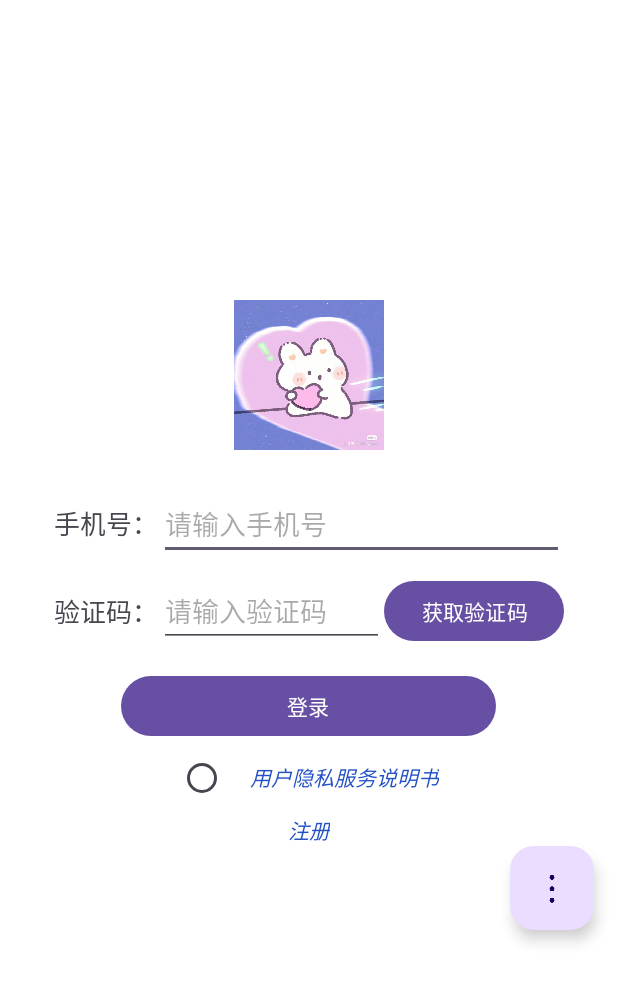
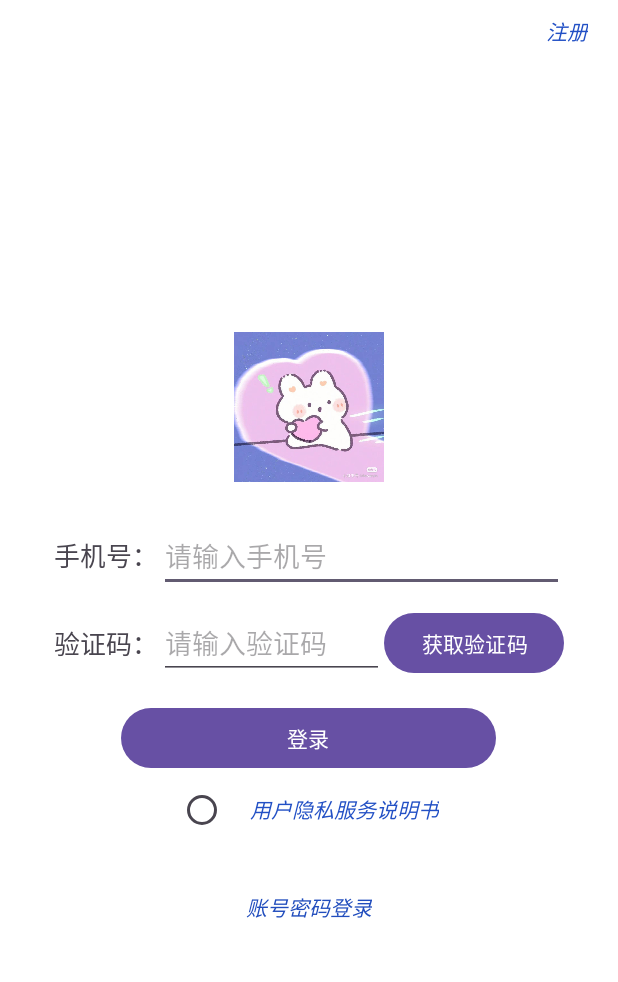
Before and after one commit to Misshanye/BegoniaAPP, an Android app built with Jetpack Compose: the screen it shows after launch (MainActivity), on a phone screen of 412 x 824 dp. Shown: the top 982 px of the screen. Run offline under Robolectric (Android 15) with nearby library versions, the phone set to English and light mode, and no system bars.

Commit message:
多方式登陆跳转链接完毕。 注意：新建Activity必须在AndroidManifest.xml补充它的theme

```diff
--- a/BegoniaAPP/app/src/main/AndroidManifest.xml
+++ b/BegoniaAPP/app/src/main/AndroidManifest.xml
@@ -12,7 +12,8 @@
         android:supportsRtl="true"
         tools:targetApi="31">
         <activity
-            android:name=".otherSingUpActivity"
+            android:name=".otherSignUpActivity"
+            android:theme="@style/Theme.ZKYapp"
             android:exported="false" />
         <activity
             android:name=".EventOrderActivity"
--- a/BegoniaAPP/app/src/main/java/com/example/zkyapp/MainActivity.java
+++ b/BegoniaAPP/app/src/main/java/com/example/zkyapp/MainActivity.java
@@ -4,6 +4,8 @@ import androidx.annotation.NonNull;
 import androidx.appcompat.app.AppCompatActivity;
 import androidx.compose.material3.SnackbarKt;
 
+import android.animation.Animator;
+import android.animation.AnimatorListenerAdapter;
 import android.content.Intent;
 import android.os.Bundle;
 import android.widget.Button;
@@ -15,7 +17,7 @@ import android.widget.TextView;
 import android.widget.Toast;
 import android.util.Log;
 
-import com.example.zkyapp.databinding.ActivityEventOrderBinding;
+import com.google.android.material.floatingactionbutton.ExtendedFloatingActionButton;
 import com.google.android.material.floatingactionbutton.FloatingActionButton;
 import com.google.android.material.snackbar.Snackbar;
 
@@ -25,7 +27,7 @@ public class MainActivity extends AppCompatActivity {
 
     public static final String TAG="MainActivity 登陆界面";
     Button getCode,signUp,switchActivity;
-    TextView check,switchSignActivity;
+    TextView check,switchSignActivity,otherSignUp;
     EditText ed;
     RadioButton choice;
     ImageView userImage;
@@ -45,6 +47,7 @@ public class MainActivity extends AppCompatActivity {
         userImage=findViewById(R.id.userImage);
         //注册跳转
         switchSignActivity=findViewById(R.id.switchRegisterActivity);
+        otherSignUp=findViewById(R.id.otherSignUp);
 
 
         MyListener lis=new MyListener();
@@ -53,9 +56,7 @@ public class MainActivity extends AppCompatActivity {
         switchSignActivity.setOnClickListener(lis);
         check.setOnClickListener(lis);
         choice.setOnClickListener(lis);
-
-        FloatingActionButton fab=findViewById(R.id.fab);
-        fab.setOnClickListener(lis);
+        otherSignUp.setOnClickListener(lis);
     }
     class  MyListener implements View.OnClickListener {
         @Override
@@ -90,9 +91,10 @@ public class MainActivity extends AppCompatActivity {
               Intent it = new Intent(MainActivity.this, RegisterActivity.class);
               startActivity(it);
           }
-          else if (view.getId()==R.id.fab)
+          else if(view.getId()==R.id.otherSignUp)
           {
-              Snackbar.make(view, "Replace with your own action", Snackbar.LENGTH_LONG).setAction("Action", null).show();
+              Intent it = new Intent(MainActivity.this, otherSignUpActivity.class);
+              startActivity(it);
           }
         }
     }
--- a/BegoniaAPP/app/src/main/java/com/example/zkyapp/RegisterActivity.java
+++ b/BegoniaAPP/app/src/main/java/com/example/zkyapp/RegisterActivity.java
@@ -29,7 +29,7 @@ public class RegisterActivity extends AppCompatActivity {
         RegisterListener lis=new RegisterListener();
         quit.setOnClickListener(lis);
         check.setOnClickListener(lis);
-        check.setOnClickListener(lis);
+        choice.setOnClickListener(lis);
     }
     class RegisterListener implements View.OnClickListener{
         @Override
--- a/BegoniaAPP/app/src/main/res/layout/activity_main.xml
+++ b/BegoniaAPP/app/src/main/res/layout/activity_main.xml
@@ -11,10 +11,20 @@
         android:layout_height="wrap_content"
         android:gravity="center"
         android:orientation="vertical">
+        <TextView
+            android:id="@+id/switchRegisterActivity"
+            android:layout_gravity="right"
+            android:layout_marginTop="10dp"
+            android:layout_marginRight="20dp"
+            android:layout_width="wrap_content"
+            android:layout_height="wrap_content"
+            android:text="注册"
+            android:textColor="#2250C5"
+            android:textStyle="italic"></TextView>
         <ImageView
             android:layout_width="100dp"
             android:layout_height="100dp"
-            android:layout_marginTop="200dp"
+            android:layout_marginTop="190dp"
             android:maxHeight="50dp"
             android:maxWidth="50dp"
             android:id="@+id/userImage"
@@ -100,21 +110,13 @@
                 android:textStyle="italic"></TextView>
         </LinearLayout>
         <TextView
-            android:id="@+id/switchRegisterActivity"
             android:layout_width="wrap_content"
-            android:layout_height="wrap_content"
-            android:text="注册"
-            android:textColor="#2250C5"
-            android:textStyle="italic"></TextView>
-        <com.google.android.material.floatingactionbutton.FloatingActionButton
-            android:id="@+id/fab"
-            android:layout_gravity="bottom|end"
-            android:layout_width="wrap_content"
-            android:layout_height="wrap_content"
-            android:gravity="bottom"
-            android:layout_marginEnd="@dimen/fab_margin"
-            android:layout_marginBottom="16dp"
-            android:tooltipText="其他"
-            app:srcCompat="@drawable/more" />
+            android:layout_height="50dp"
+            android:layout_marginTop="30dp"
+            android:text="账号密码登录"
+            android:textStyle="italic"
+            android:textColor="#214DBD"
+            android:id="@+id/otherSignUp">
+        </TextView>
     </LinearLayout>
 </androidx.appcompat.widget.LinearLayoutCompat>
```
Also changed, not shown: BegoniaAPP/app/src/main/java/com/example/zkyapp/otherSignUpActivity.java (renamed from BegoniaAPP/app/src/main/java/com/example/zkyapp/otherSingUpActivity.java, +4 -4 lines), BegoniaAPP/app/src/main/res/layout/activity_other_sing_up.xml (+11 -15 lines).
